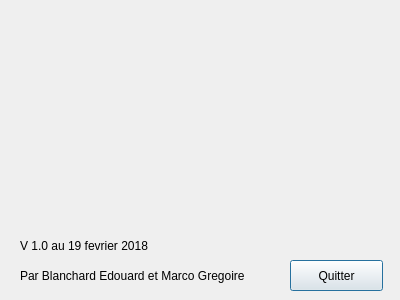
Qt form about.ui (GouVsky/Projet_C-) before a commit.
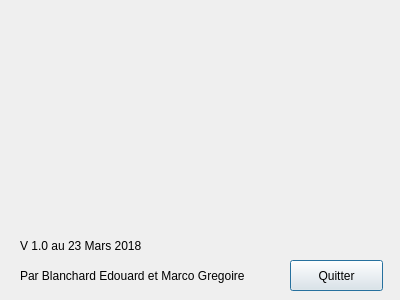
The same form after that commit. Icons and pictures are not drawn.

Commit message: Adding of a title to Identification window + update date of About window.

```diff
--- a/about.ui
+++ b/about.ui
@@ -36,7 +36,7 @@
     </rect>
    </property>
    <property name="text">
-    <string>V 1.0 au 19 fevrier 2018</string>
+    <string>V 1.0 au 23 Mars 2018</string>
    </property>
   </widget>
   <widget class="QLabel" name="label_3">
```
The commit also changes 1 other file.
